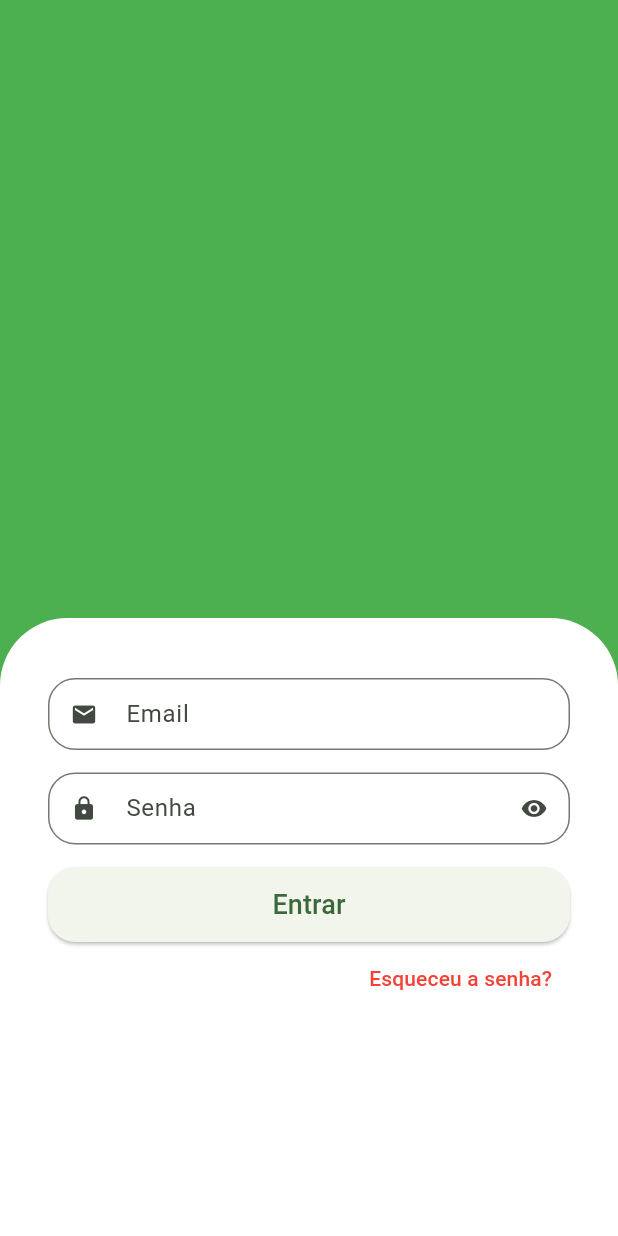
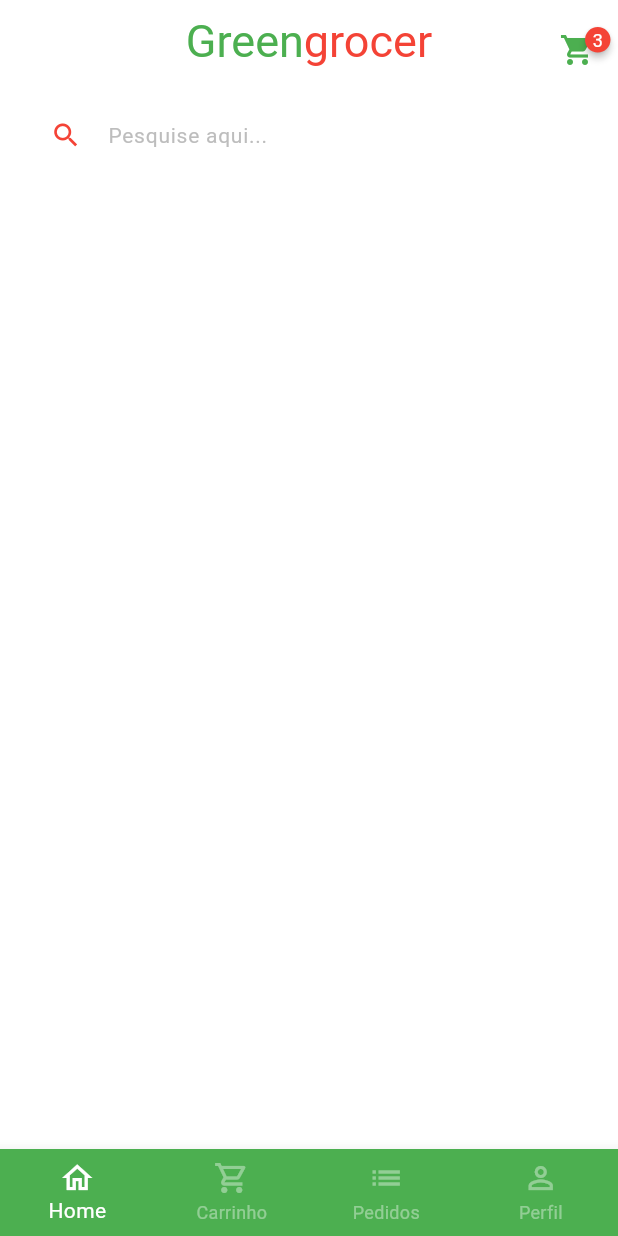
Before and after one commit to eduardocintrasantos/HortifrutiApp, a Flutter app: the screen it shows after launch, after a tap on "Entrar", on a phone screen of 412 x 824 dp. Run offline on Flutter 3.47's test engine with Material 3 defaults, Android fonts, the phone set to English and light mode, and no system bars; drawn by our look-alikes of badges.

Commit message:
Carrinho e pesquisa produtos
Feito o carrinho da pagina principal com a configuração de quantidade.. e a pesquisa de produtos

```diff
--- a/lib/main.dart
+++ b/lib/main.dart
@@ -13,7 +13,8 @@ class MyApp extends StatelessWidget {
     return MaterialApp(
       title: 'Flutter Demo',
       theme: ThemeData(
-        colorScheme: ColorScheme.fromSeed(seedColor: Colors.green),
+        primarySwatch: Colors.green,
+        scaffoldBackgroundColor: Colors.white.withAlpha(190),
       ),
       debugShowCheckedModeBanner: false,
       home: const SignInScreen(),
--- /dev/null
+++ b/lib/src/base/base_screen.dart
@@ -0,0 +1,59 @@
+import 'package:flutter/material.dart';
+import 'package:hortifruti_app/src/home/home_tab.dart';
+
+class BaseScreen extends StatefulWidget {
+  const BaseScreen({super.key});
+
+  @override
+  State<BaseScreen> createState() => _BaseScreenState();
+}
+
+class _BaseScreenState extends State<BaseScreen> {
+  int currentIndex = 0;
+  final pageControler = PageController();
+
+  @override
+  Widget build(BuildContext context) {
+    return Scaffold(
+      body: PageView(
+        physics: NeverScrollableScrollPhysics(),
+        controller: pageControler,
+        children: [
+          HomeTab(),
+          Container(color: Colors.yellowAccent),
+          Container(color: Colors.blue),
+          Container(color: Colors.purple),
+        ],
+      ),
+
+      bottomNavigationBar: BottomNavigationBar(
+        currentIndex: currentIndex,
+        onTap: (index) {
+          setState(() {
+            currentIndex = index;
+            pageControler.jumpToPage(index);
+          });
+        },
+        type: BottomNavigationBarType.fixed,
+        backgroundColor: Colors.green,
+        selectedItemColor: Colors.white,
+        unselectedItemColor: Colors.white.withAlpha(100),
+        items: [
+          BottomNavigationBarItem(
+            icon: Icon(Icons.home_outlined),
+            label: 'Home',
+          ),
+          BottomNavigationBarItem(
+            icon: Icon(Icons.shopping_cart_outlined),
+            label: 'Carrinho',
+          ),
+          BottomNavigationBarItem(icon: Icon(Icons.list), label: 'Pedidos'),
+          BottomNavigationBarItem(
+            icon: Icon(Icons.person_outline),
+            label: 'Perfil',
+          ),
+        ],
+      ),
+    );
+  }
+}
--- /dev/null
+++ b/lib/src/home/home_tab.dart
@@ -0,0 +1,76 @@
+import 'package:flutter/material.dart';
+import 'package:badges/badges.dart' as badges;
+
+class HomeTab extends StatelessWidget {
+  const HomeTab({super.key});
+
+  @override
+  Widget build(BuildContext context) {
+    return Scaffold(
+      //App bar
+      appBar: AppBar(
+        backgroundColor: Colors.transparent,
+        centerTitle: true,
+        title: Text.rich(
+          TextSpan(
+            style: TextStyle(fontSize: 30),
+            children: [
+              TextSpan(text: 'Green', style: TextStyle(color: Colors.green)),
+              TextSpan(text: 'grocer', style: TextStyle(color: Colors.red)),
+            ],
+          ),
+        ),
+
+        actions: [
+          Padding(
+            padding: const EdgeInsets.only(top: 10, right: 15),
+            child: GestureDetector(
+              onTap: () {},
+              child: badges.Badge(
+                badgeContent: Text(
+                  '3',
+                  style: TextStyle(color: Colors.white, fontSize: 12),
+                ),
+                child: Icon(Icons.shopping_cart, color: Colors.green),
+              ),
+            ),
+          ),
+        ],
+      ),
+
+      body: Column(
+        children: [
+          //Campo Pesquisa
+          Padding(
+            padding: const EdgeInsets.symmetric(horizontal: 20, vertical: 10),
+            child: TextFormField(
+              decoration: InputDecoration(
+                filled: true,
+                fillColor: Colors.white,
+                isDense: true,
+                hintText: 'Pesquise aqui...',
+                hintStyle: TextStyle(color: Colors.grey.shade400, fontSize: 14),
+                prefixIcon: const Icon(
+                  Icons.search,
+                  color: Colors.red,
+                  size: 21,
+                ),
+                border: OutlineInputBorder(
+                  borderRadius: BorderRadius.circular(60),
+                  borderSide: const BorderSide(
+                    width: 0,
+                    style: BorderStyle.none,
+                  ),
+                ),
+              ),
+            ),
+          ),
+        ],
+      ),
+
+      //Categorias
+
+      //Grid
+    );
+  }
+}
--- a/lib/src/sign_in_screen.dart
+++ b/lib/src/sign_in_screen.dart
@@ -1,4 +1,5 @@
 import 'package:flutter/material.dart';
+import 'package:hortifruti_app/src/base/base_screen.dart';
 import 'package:hortifruti_app/src/components/custom_text_field.dart';
 
 class SignInScreen extends StatelessWidget {
@@ -38,7 +39,15 @@ class SignInScreen extends StatelessWidget {
                           borderRadius: BorderRadius.circular(18),
                         ),
                       ),
-                      onPressed: () {},
+                      onPressed: () {
+                        Navigator.of(context).pushReplacement(
+                          MaterialPageRoute(
+                            builder: (c) {
+                              return BaseScreen();
+                            },
+                          ),
+                        );
+                      },
                       child: const Text(
                         'Entrar',
                         style: TextStyle(fontSize: 18),
--- a/pubspec.yaml
+++ b/pubspec.yaml
@@ -34,6 +34,8 @@ dependencies:
   # The following adds the Cupertino Icons font to your application.
   # Use with the CupertinoIcons class for iOS style icons.
   cupertino_icons: ^1.0.8
+
+  badges: ^3.1.2
 
 dev_dependencies:
   flutter_test:
```
Also changed, not shown: pubspec.lock.
